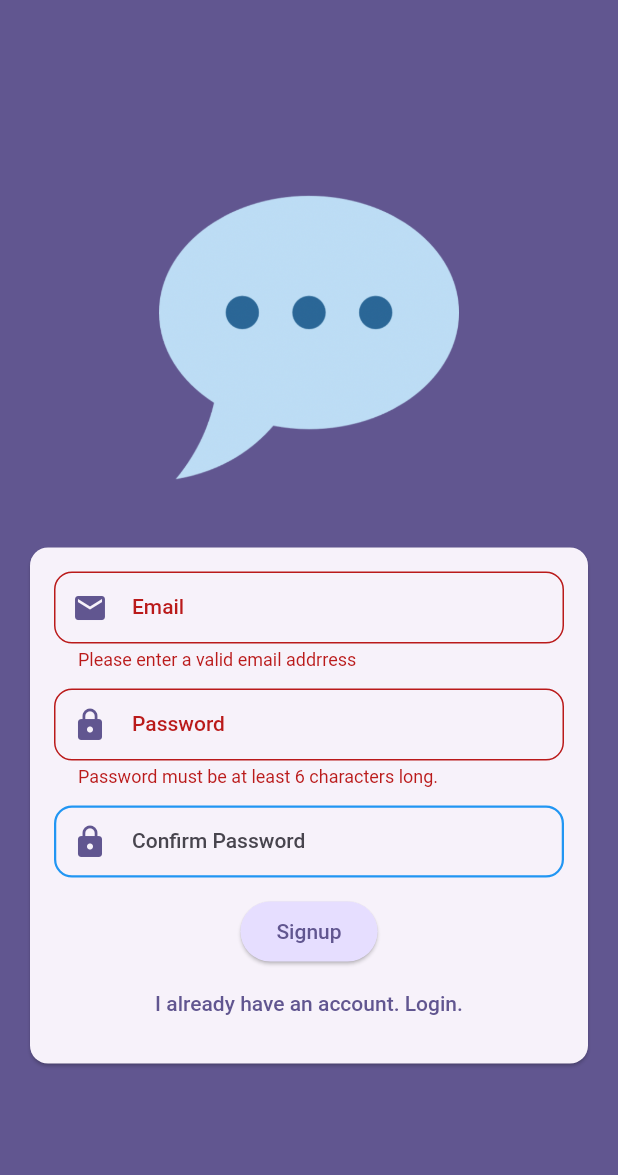
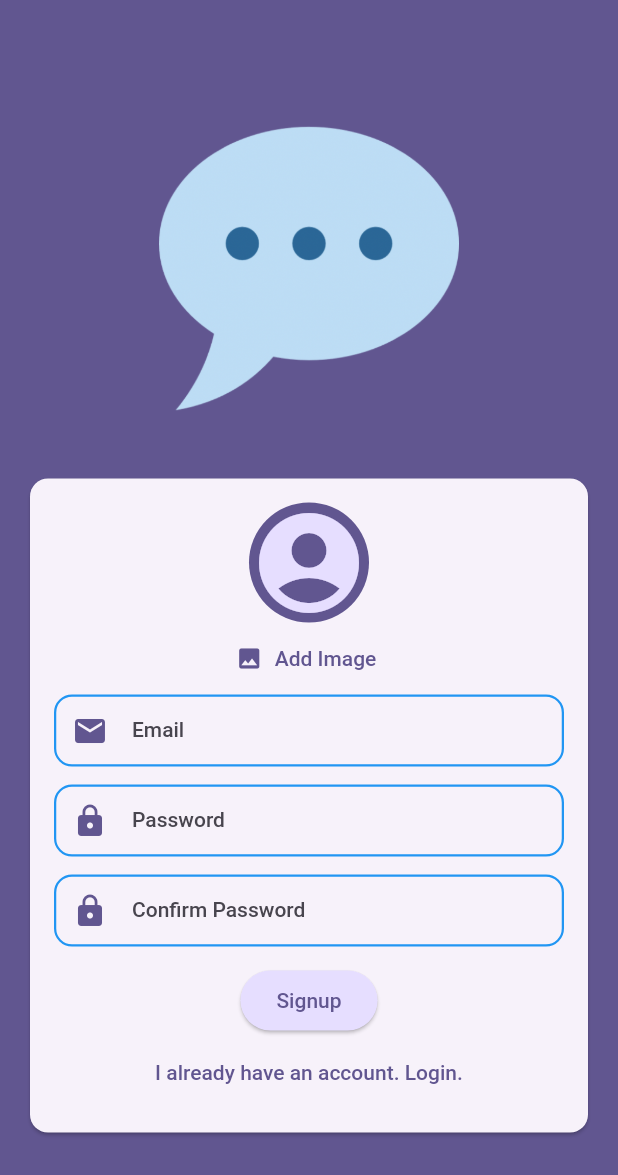
Before and after one commit to Mowgle88/chat_app, a Flutter app: the screen it shows after launch, after a tap on "Login", after a tap on "Create an account", on a phone screen of 412 x 824 dp. Shown: the top 1175 px of the screen. Run offline on Flutter 3.47's test engine with Material 2 defaults, Android fonts, the phone set to English and light mode, and no system bars; our stand-ins replace firebase_auth, firebase_core, image_picker; accounts and stored records are empty.

Commit message:
feat: add user_image_picker

```diff
--- a/lib/screen/auth.dart
+++ b/lib/screen/auth.dart
@@ -1,4 +1,5 @@
 import 'package:chat_app/utils/input_deco_design.dart';
+import 'package:chat_app/widgets/user_image_picker.dart';
 import 'package:firebase_auth/firebase_auth.dart';
 import 'package:flutter/material.dart';
 
@@ -79,6 +80,7 @@ class _AuthScreenState extends State<AuthScreen> {
                     child: Form(
                       key: _form,
                       child: Column(mainAxisSize: MainAxisSize.min, children: [
+                        if (!_isLogin) const UserImagePicker(),
                         TextFormField(
                           decoration: buildInputDecoration(
                               context, Icons.email, "Email"),
--- /dev/null
+++ b/lib/widgets/user_image_picker.dart
@@ -0,0 +1,60 @@
+import 'dart:io';
+
+import 'package:flutter/material.dart';
+import 'package:image_picker/image_picker.dart';
+
+class UserImagePicker extends StatefulWidget {
+  const UserImagePicker({super.key});
+
+  @override
+  State<UserImagePicker> createState() => _UserImagePickerState();
+}
+
+class _UserImagePickerState extends State<UserImagePicker> {
+  File? _pickedImageFile;
+
+  void _pickImage() async {
+    final pickedImage = await ImagePicker().pickImage(
+      source: ImageSource.camera,
+      imageQuality: 50,
+      maxWidth: 150,
+    );
+
+    if (pickedImage == null) {
+      return;
+    }
+
+    setState(() {
+      _pickedImageFile = File(pickedImage.path);
+    });
+  }
+
+  @override
+  Widget build(BuildContext context) {
+    return Column(
+      children: [
+        CircleAvatar(
+          radius: 40,
+          backgroundColor: Theme.of(context).colorScheme.primary,
+          foregroundImage:
+              _pickedImageFile != null ? FileImage(_pickedImageFile!) : null,
+          child: _pickedImageFile == null
+              ? Icon(
+                  Icons.account_circle,
+                  size: 80,
+                  color: Theme.of(context).colorScheme.primaryContainer,
+                )
+              : null,
+        ),
+        TextButton.icon(
+          onPressed: _pickImage,
+          icon: const Icon(Icons.image),
+          label: Text(
+            'Add Image',
+            style: TextStyle(color: Theme.of(context).colorScheme.primary),
+          ),
+        )
+      ],
+    );
+  }
+}
--- a/pubspec.yaml
+++ b/pubspec.yaml
@@ -36,6 +36,8 @@ dependencies:
   cupertino_icons: ^1.0.2
   firebase_core: ^2.14.0
   firebase_auth: ^4.6.3
+  firebase_storage: ^11.2.4
+  image_picker: ^1.0.0
 
 dev_dependencies:
   flutter_test:
```
Also changed, not shown: pubspec.lock, 6 other files.
